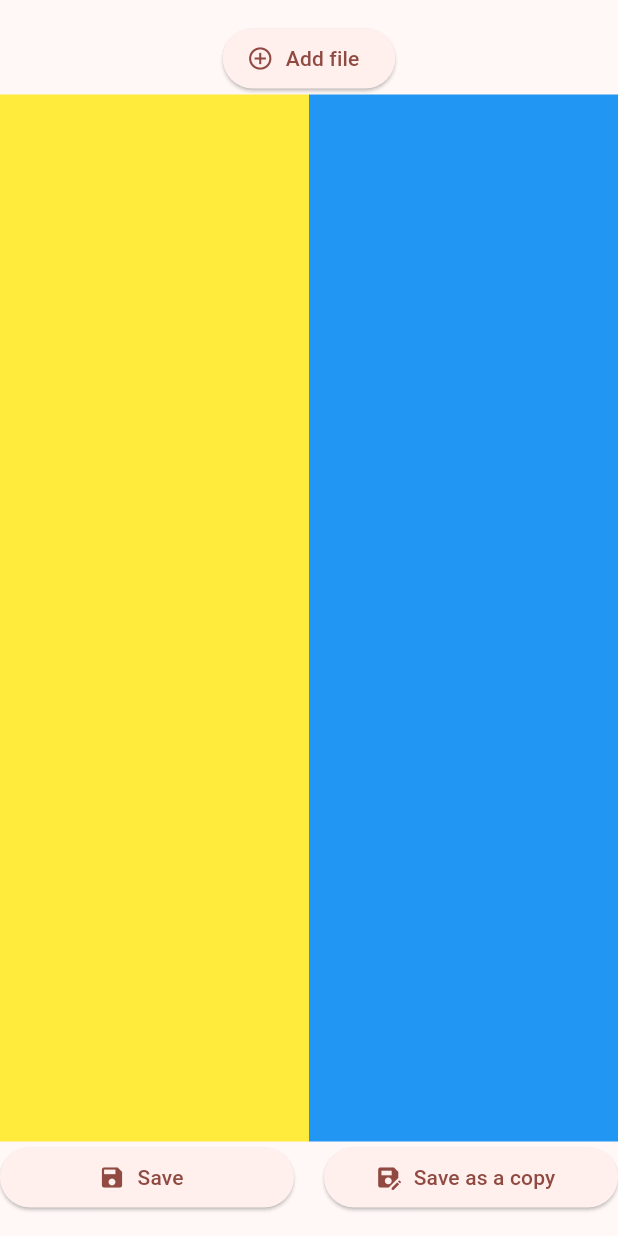
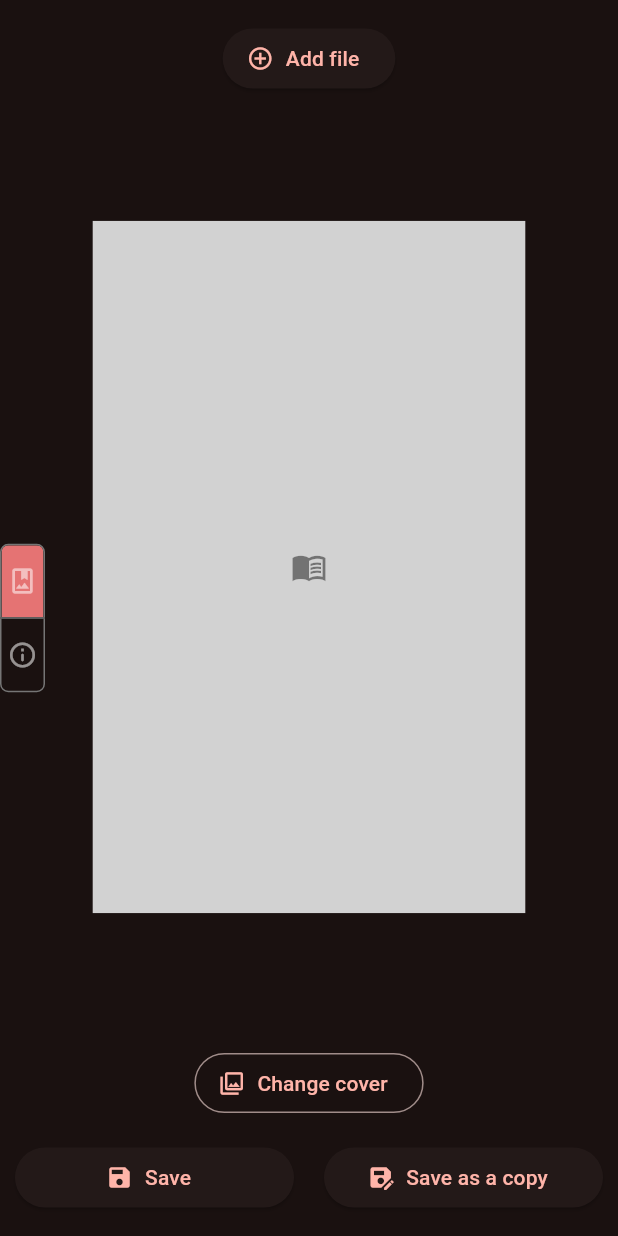
Before and after one commit to trungkien71297/nagn_2, a Flutter app: the screen it shows after launch, on a phone screen of 412 x 824 dp. Run offline on Flutter 3.47's test engine with Material 2 defaults, Android fonts, the light colour scheme and no system bars.

Commit message:
Basic UI

```diff
--- a/lib/main.dart
+++ b/lib/main.dart
@@ -13,6 +13,7 @@ class MyApp extends StatelessWidget {
       title: 'Flutter Demo',
       theme: ThemeData(
         colorScheme: ColorScheme.fromSeed(
+            brightness: Brightness.dark,
             seedColor: Colors.red,
             background: const Color.fromRGBO(33, 37, 48, 1)),
         useMaterial3: true,
--- a/lib/ui/page/home_page.dart
+++ b/lib/ui/page/home_page.dart
@@ -1,8 +1,9 @@
 import 'package:flutter/material.dart';
+import 'package:nagn_2/ui/widget/segmented_widget.dart';
 
 class HomePage extends StatelessWidget {
-  const HomePage({super.key});
-
+  HomePage({super.key});
+  final PageController _pageController = PageController();
   @override
   Widget build(BuildContext context) {
     return Scaffold(
@@ -16,22 +17,41 @@ class HomePage extends StatelessWidget {
                 icon: const Icon(Icons.add_circle_outline),
                 label: const Text("Add file")),
             Expanded(
-                child: Row(
+                child: Stack(
               children: [
-                Expanded(
-                    child: Container(
-                  color: Colors.yellow,
-                )),
-                Expanded(
-                    child: Container(
-                  color: Colors.blue,
-                ))
+                Column(
+                  children: [
+                    const SizedBox(
+                      height: 10,
+                    ),
+                    Expanded(
+                      child: PageView(
+                        controller: _pageController,
+                        scrollDirection: Axis.vertical,
+                        physics: const NeverScrollableScrollPhysics(),
+                        children: [_coverPage(context), _infoPage(context)],
+                      ),
+                    )
+                  ],
+                ),
+                Align(
+                  alignment: Alignment.centerLeft,
+                  child: SegmentedWidget(
+                    onChangeSegment: (index) => _pageController.animateToPage(
+                        index,
+                        duration: const Duration(milliseconds: 300),
+                        curve: Curves.bounceIn),
+                  ),
+                )
               ],
             )),
             Row(
               crossAxisAlignment: CrossAxisAlignment.center,
-              mainAxisAlignment: MainAxisAlignment.spaceAround,
+              mainAxisAlignment: MainAxisAlignment.center,
               children: [
+                const SizedBox(
+                  width: 10,
+                ),
                 Expanded(
                   flex: 1,
                   child: ElevatedButton.icon(
@@ -48,7 +68,10 @@ class HomePage extends StatelessWidget {
                       onPressed: () {},
                       icon: const Icon(Icons.save_as),
                       label: const Text("Save as a copy")),
-                )
+                ),
+                const SizedBox(
+                  width: 10,
+                ),
               ],
             )
           ],
@@ -56,4 +79,85 @@ class HomePage extends StatelessWidget {
       ),
     );
   }
+
+  _coverPage(BuildContext context) {
+    return Column(
+      mainAxisAlignment: MainAxisAlignment.center,
+      children: [
+        Expanded(
+            child: FractionallySizedBox(
+          widthFactor: 0.7,
+          child: Center(
+            child: AspectRatio(
+              aspectRatio: 1 / 1.6,
+              child: Container(
+                color: const Color.fromRGBO(210, 210, 210, 1),
+                child: const Center(
+                  child: Icon(
+                    Icons.menu_book_sharp,
+                    color: Colors.black45,
+                  ),
+                ),
+              ),
+            ),
+          ),
+        )),
+        const SizedBox(
+          height: 15,
+        ),
+        OutlinedButton.icon(
+            onPressed: () {},
+            icon: const Icon(Icons.photo_library_outlined),
+            label: const Text("Change cover")),
+        const SizedBox(
+          height: 15,
+        ),
+      ],
+    );
+  }
+
+  _infoPage(BuildContext context) {
+    return Padding(
+      padding: EdgeInsets.only(left: 50, right: 50),
+      child: SingleChildScrollView(
+        child: TapRegion(
+          onTapOutside: (event) => FocusManager.instance.primaryFocus?.unfocus(),
+          child: Column(
+            mainAxisAlignment: MainAxisAlignment.start,
+            crossAxisAlignment: CrossAxisAlignment.center,
+            children: [
+              const SizedBox(
+                height: 15,
+              ),
+              TextField(
+                decoration: InputDecoration(
+                    labelText: "Book title", border: OutlineInputBorder()),
+              ),
+              const SizedBox(
+                height: 15,
+              ),
+              TextField(
+                decoration: InputDecoration(
+                    labelText: "Author(s)", border: OutlineInputBorder()),
+              ),
+              const SizedBox(
+                height: 15,
+              ),
+              TextField(
+                decoration: InputDecoration(
+                    labelText: "Publisher", border: OutlineInputBorder()),
+              ),
+              const SizedBox(
+                height: 15,
+              ),
+              TextButton.icon(
+                  onPressed: () {},
+                  icon: const Icon(Icons.restore),
+                  label: const Text("Reset Info"))
+            ],
+          ),
+        ),
+      ),
+    );
+  }
 }
--- /dev/null
+++ b/lib/ui/widget/segmented_widget.dart
@@ -0,0 +1,61 @@
+import 'package:flutter/material.dart';
+
+class SegmentedWidget extends StatefulWidget {
+  const SegmentedWidget({super.key, required this.onChangeSegment});
+  final void Function(int index) onChangeSegment;
+
+  @override
+  State<SegmentedWidget> createState() => _SegmentedWidgetState();
+}
+
+class _SegmentedWidgetState extends State<SegmentedWidget>
+    with SingleTickerProviderStateMixin {
+  late AnimationController _controller;
+  var isSelected = [true, false];
+  final widgets = const [
+    Icon(
+      Icons.photo_album_outlined,
+      size: 20,
+    ),
+    Icon(
+      Icons.info_outline_rounded,
+      size: 20,
+    )
+  ];
+  @override
+  void initState() {
+    super.initState();
+    _controller = AnimationController(vsync: this);
+  }
+
+  @override
+  void dispose() {
+    _controller.dispose();
+    super.dispose();
+  }
+
+  @override
+  Widget build(BuildContext context) {
+    return SizedBox(
+      width: 30,
+      child: ToggleButtons(
+          direction: Axis.vertical,
+          onPressed: (index) {
+            setState(() {
+              for (int i = 0; i < isSelected.length; i++) {
+                isSelected[i] = (i == index);
+              }
+            });
+            widget.onChangeSegment(index);
+          },
+          borderRadius: const BorderRadius.all(Radius.circular(5)),
+          selectedBorderColor: Colors.grey[600]!,
+          borderColor: Colors.grey[600]!,
+          selectedColor: Colors.white54,
+          color: Colors.white54,
+          fillColor: Colors.red[300]!,
+          isSelected: isSelected,
+          children: widgets),
+    );
+  }
+}
--- /dev/null
+++ b/lib/utils/widget_util.dart
@@ -0,0 +1,20 @@
+import 'package:flutter/material.dart';
+
+Text header(String text) {
+  return Text(
+    text,
+    style: const TextStyle(
+        fontSize: 20, fontWeight: FontWeight.bold, color: Colors.white54),
+  );
+}
+
+ButtonStyle segmentedStyle = ButtonStyle(
+    backgroundColor: MaterialStateColor.resolveWith((states) {
+      if (states.contains(MaterialState.selected)) {
+        return Colors.deepOrange[200]!;
+      } else {
+        return Colors.grey[500]!;
+      }
+    }),
+    textStyle: const MaterialStatePropertyAll(TextStyle(color: Colors.white)),
+    fixedSize: const MaterialStatePropertyAll(Size.fromHeight(30)));
```
